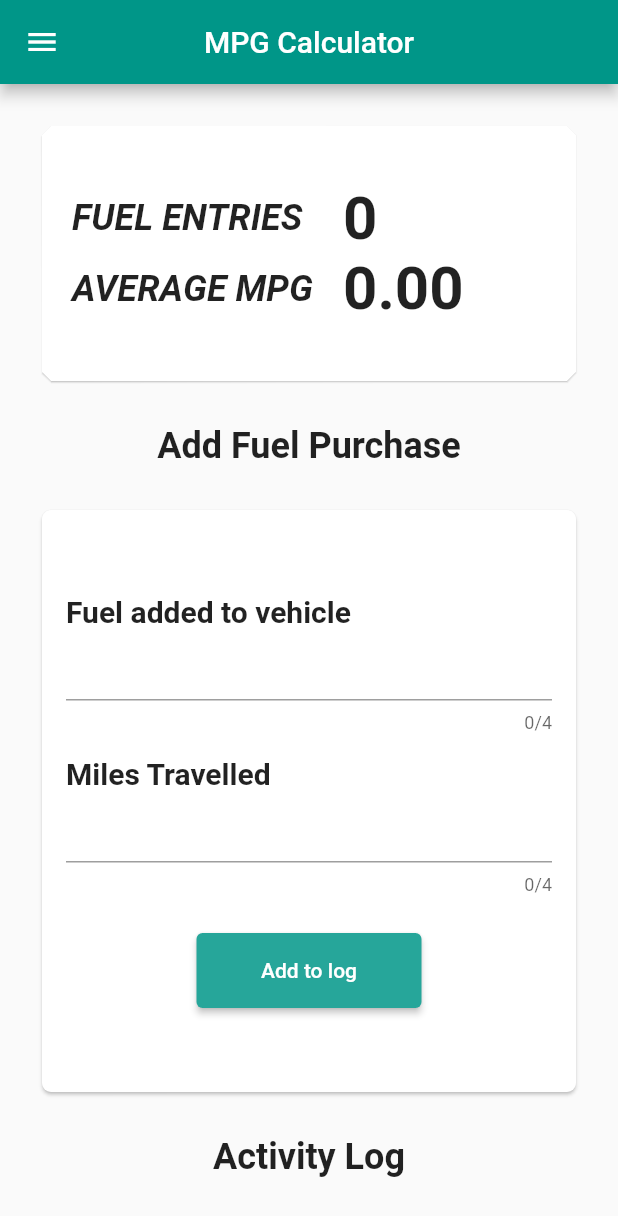
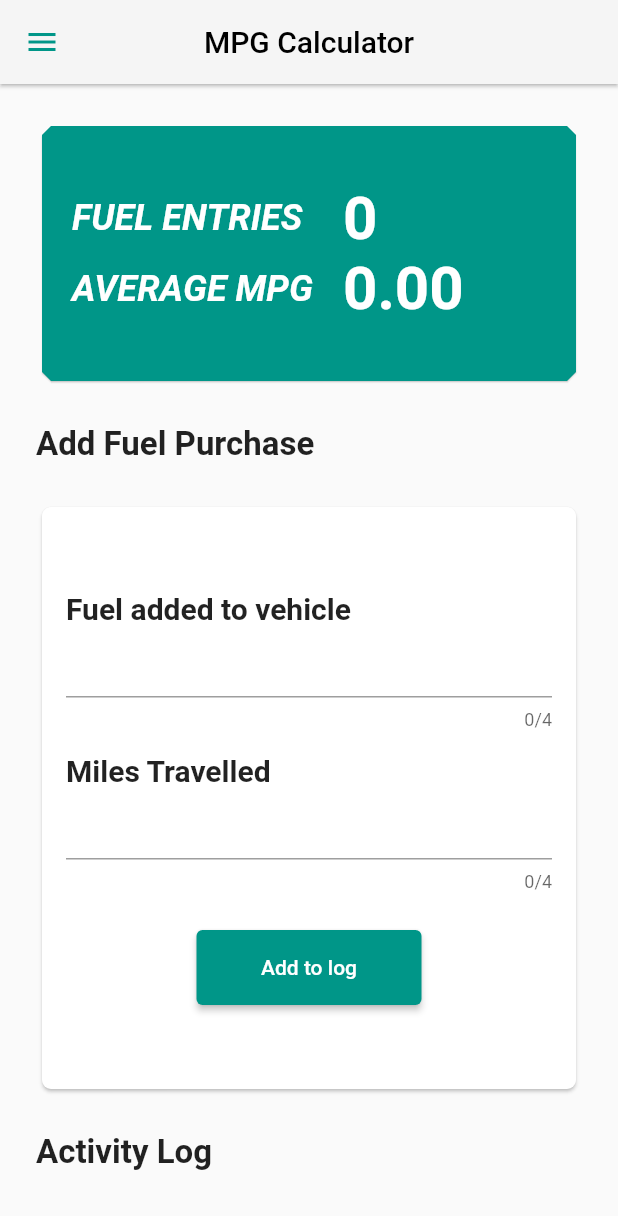
Before and after one commit to Toumari/fuel_calculator, a Flutter app: the screen it shows after launch, on a phone screen of 412 x 824 dp. Shown: the top 1216 px of the screen. Run offline on Flutter 3.47's test engine with Material 2 defaults, Android fonts, the phone set to English and light mode, and no system bars; our stand-ins replace hive, hive_flutter; accounts and stored records are empty.

Commit message:
style changes

```diff
--- a/lib/main_fuel_page.dart
+++ b/lib/main_fuel_page.dart
@@ -73,8 +73,11 @@ class _MainFuelPageState extends State<MainFuelPage> {
     return Scaffold(
         drawer: const DrawerWidget(),
         appBar: AppBar(
-          title: const Text('MPG Calculator'),
-          backgroundColor: Colors.teal,
+          iconTheme: const IconThemeData(color: Colors.teal),
+          title: const Text('MPG Calculator',
+              style: TextStyle(color: Colors.black)),
+          backgroundColor: Colors.grey.shade100,
+          elevation: 1,
           centerTitle: true,
         ),
         resizeToAvoidBottomInset: false,
@@ -93,36 +96,34 @@ class _MainFuelPageState extends State<MainFuelPage> {
                   const SizedBox(
                     height: 25,
                   ),
-                  Center(
-                    child: const Text(
-                      "Add Fuel Purchase",
-                      style: TextStyle(
-                        fontSize: 24,
-                        fontWeight: FontWeight.bold,
-                      ),
+                  const Text(
+                    "Add Fuel Purchase",
+                    style: TextStyle(
+                      fontSize: 22,
+                      fontWeight: FontWeight.bold,
                     ),
                   ),
-                  SizedBox(
+                  const SizedBox(
                     height: 25,
                   ),
                   Card(
                       shape: RoundedRectangleBorder(
-                          side: BorderSide(color: Colors.white60, width: 0.2),
+                          side: const BorderSide(
+                              color: Colors.white60, width: 0.2),
                           borderRadius: BorderRadius.circular(6)),
                       child: DataEntry()),
-                  SizedBox(
+                  const SizedBox(
                     height: 25.0,
                   ),
-                  Center(
-                    child: const Text(
-                      "Activity Log",
-                      style:
-                          TextStyle(fontSize: 24, fontWeight: FontWeight.bold),
-                    ),
+                  const Text(
+                    "Activity Log",
+                    style: TextStyle(fontSize: 22, fontWeight: FontWeight.bold),
                   ),
                   const SizedBox(height: 25),
                   Container(
-                    color: Colors.grey.shade200,
+                    decoration: const BoxDecoration(
+                        color: Colors.teal,
+                        borderRadius: BorderRadius.all(Radius.circular(8))),
                     child: Padding(
                       padding: const EdgeInsets.all(16.0),
                       child: SizedBox(
@@ -181,7 +182,7 @@ class _MainFuelPageState extends State<MainFuelPage> {
   // ignore: non_constant_identifier_names
   Padding DataEntry() {
     return Padding(
-      padding: EdgeInsets.all(16.0),
+      padding: const EdgeInsets.all(16.0),
       child: Column(
         crossAxisAlignment: CrossAxisAlignment.start,
         children: [
@@ -199,7 +200,7 @@ class _MainFuelPageState extends State<MainFuelPage> {
             keyboardType: TextInputType.number,
             style: const TextStyle(fontSize: 16),
           )),
-          SizedBox(
+          const SizedBox(
             height: 15,
           ),
           const Text(
@@ -221,8 +222,7 @@ class _MainFuelPageState extends State<MainFuelPage> {
               height: 50,
               width: 150,
               child: ElevatedButton(
-                  style:
-                      ElevatedButton.styleFrom(primary: Colors.teal.shade400),
+                  style: ElevatedButton.styleFrom(primary: Colors.teal),
                   onPressed: () {
                     setState(() {
                       milesTravelled = milesTravelledController.text;
--- a/lib/widgets/overview_panel.dart
+++ b/lib/widgets/overview_panel.dart
@@ -19,6 +19,7 @@ class _OverviewPanelState extends State<OverviewPanel> {
   @override
   Widget build(BuildContext context) {
     return Card(
+      color: Colors.teal,
       shape: BeveledRectangleBorder(borderRadius: BorderRadius.circular(6.0)),
       child: SizedBox(
         child: Padding(
@@ -32,6 +33,7 @@ class _OverviewPanelState extends State<OverviewPanel> {
                   const Text(
                     'FUEL ENTRIES',
                     style: TextStyle(
+                        color: Colors.white,
                         fontSize: 24,
                         fontStyle: FontStyle.italic,
                         fontWeight: FontWeight.bold),
@@ -42,7 +44,9 @@ class _OverviewPanelState extends State<OverviewPanel> {
                   Text(
                     widget.fuelEntries.toString(),
                     style: const TextStyle(
-                        fontSize: 40, fontWeight: FontWeight.bold),
+                        color: Colors.white,
+                        fontSize: 40,
+                        fontWeight: FontWeight.bold),
                   ),
                 ],
               ),
@@ -52,6 +56,7 @@ class _OverviewPanelState extends State<OverviewPanel> {
                   const Text(
                     'AVERAGE MPG',
                     style: TextStyle(
+                        color: Colors.white,
                         fontSize: 24,
                         fontStyle: FontStyle.italic,
                         fontWeight: FontWeight.bold),
@@ -62,7 +67,9 @@ class _OverviewPanelState extends State<OverviewPanel> {
                   Text(
                     widget.averageMPG.toString(),
                     style: const TextStyle(
-                        fontSize: 40, fontWeight: FontWeight.bold),
+                        color: Colors.white,
+                        fontSize: 40,
+                        fontWeight: FontWeight.bold),
                   ),
                 ],
               ),
```
Also changed, not shown: lib/widgets/data_entry_tile.dart (+23 -8 lines).
